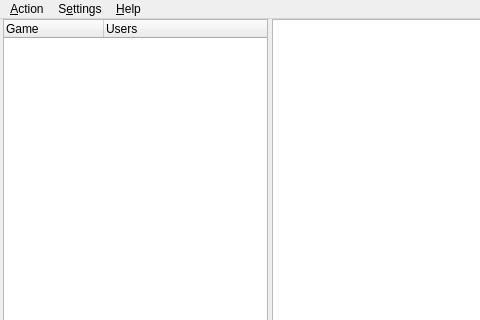
Qt form ggpo/gui/ui/ggpowindow.ui (rumbler/pyside2ggpo) before a commit; both pictures show x 0 to 480 and y 0 to 320 of the 810 by 708 pixel window.
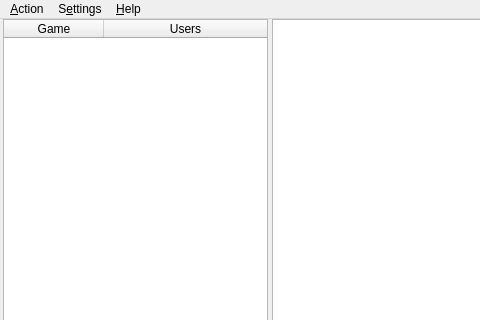
The same form after that commit. Icons and pictures are not drawn. Custom widgets are drawn as their Qt base class.

The edit to the form file:
```diff
--- a/ggpo/gui/ui/ggpowindow.ui
+++ b/ggpo/gui/ui/ggpowindow.ui
@@ -41,11 +41,17 @@
         <property name="text">
          <string notr="true">Game</string>
         </property>
+        <property name="textAlignment">
+         <set>AlignHCenter|AlignVCenter|AlignCenter</set>
+        </property>
        </column>
        <column>
         <property name="text">
          <string notr="true">Users</string>
         </property>
+        <property name="textAlignment">
+         <set>AlignHCenter|AlignVCenter|AlignCenter</set>
+        </property>
        </column>
       </widget>
       <widget class="QWidget" name="layoutWidget">
```
Left out of the diff: 9 changed lines with no effect on the pictures.
